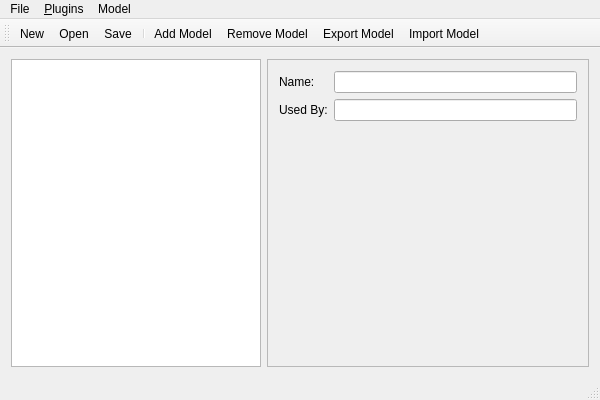
The window that GUI/mainwindow.ui (kcuzner/Simulate) describes before a commit, drawn with Qt 5.
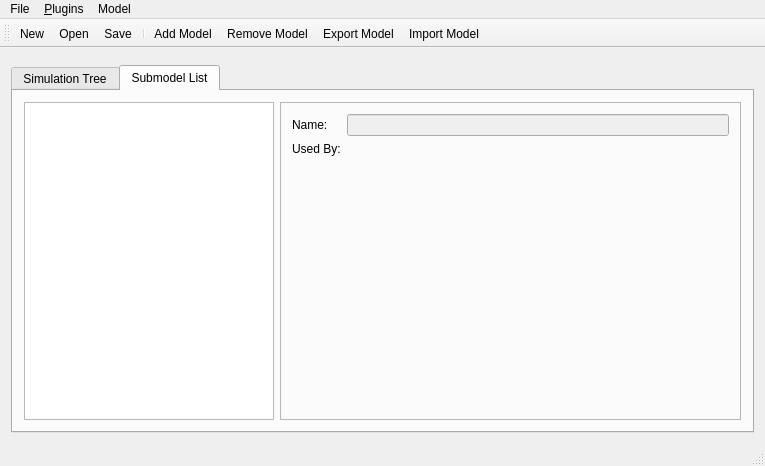
The same window after the commit. Icons and pictures are not drawn.

Commit message: Added list model for the model list

```diff
--- a/GUI/mainwindow.ui
+++ b/GUI/mainwindow.ui
@@ -6,8 +6,8 @@
    <rect>
     <x>0</x>
     <y>0</y>
-    <width>600</width>
-    <height>400</height>
+    <width>765</width>
+    <height>466</height>
    </rect>
   </property>
   <property name="sizePolicy">
@@ -20,8 +20,26 @@
    <string>MainWindow</string>
   </property>
   <widget class="QWidget" name="centralWidget">
-   <layout class="QHBoxLayout" name="horizontalLayout_2">
+   <layout class="QVBoxLayout" name="verticalLayout">
     <item>
+     <widget class="QFrame" name="frame_3">
+      <property name="frameShape">
+       <enum>QFrame::StyledPanel</enum>
+      </property>
+      <property name="frameShadow">
+       <enum>QFrame::Raised</enum>
+      </property>
+     </widget>
+    </item>
+    <item>
+     <widget class="QTabWidget" name="simulationTabs">
+      <property name="currentIndex">
+       <number>1</number>
+      </property>
+      <widget class="QWidget" name="simulationTreeTab">
+       <attribute name="title">
+        <string>Simulation Tree</string>
+       </attribute>
      <layout class="QHBoxLayout" name="horizontalLayout">
       <item>
        <widget class="QTreeView" name="simulationTreeView">
@@ -47,11 +65,40 @@
         <property name="frameShadow">
          <enum>QFrame::Raised</enum>
         </property>
-        <layout class="QVBoxLayout" name="verticalLayout_2">
+         </widget>
+        </item>
+       </layout>
+      </widget>
+      <widget class="QWidget" name="submodelListTab">
+       <attribute name="title">
+        <string>Submodel List</string>
+       </attribute>
+       <layout class="QHBoxLayout" name="horizontalLayout_3">
          <item>
-          <layout class="QVBoxLayout" name="verticalLayout">
+         <widget class="QListView" name="submodelListView">
+          <property name="sizePolicy">
+           <sizepolicy hsizetype="Maximum" vsizetype="Expanding">
+            <horstretch>0</horstretch>
+            <verstretch>0</verstretch>
+           </sizepolicy>
+          </property>
+          <property name="maximumSize">
+           <size>
+            <width>250</width>
+            <height>16777215</height>
+           </size>
+          </property>
+         </widget>
+        </item>
            <item>
-            <layout class="QFormLayout" name="formLayout_2">
+         <widget class="QFrame" name="frame_2">
+          <property name="frameShape">
+           <enum>QFrame::StyledPanel</enum>
+          </property>
+          <property name="frameShadow">
+           <enum>QFrame::Raised</enum>
+          </property>
+          <layout class="QFormLayout" name="formLayout">
              <item row="0" column="0">
               <widget class="QLabel" name="nameLabel">
                <property name="text">
@@ -60,7 +107,11 @@
               </widget>
              </item>
              <item row="0" column="1">
-              <widget class="QLineEdit" name="nameEdit"/>
+            <widget class="QLineEdit" name="nameLineEdit">
+             <property name="enabled">
+              <bool>false</bool>
+             </property>
+            </widget>
              </item>
              <item row="1" column="0">
               <widget class="QLabel" name="usedByLabel">
@@ -70,16 +121,18 @@
               </widget>
              </item>
              <item row="1" column="1">
-              <widget class="QLineEdit" name="usedByEdit"/>
-             </item>
-            </layout>
-           </item>
-          </layout>
-         </item>
-        </layout>
+            <widget class="QLabel" name="usedByListLabel">
+             <property name="text">
+              <string/>
+             </property>
+            </widget>
+           </item>
+          </layout>
        </widget>
       </item>
      </layout>
+      </widget>
+     </widget>
     </item>
    </layout>
   </widget>
@@ -88,7 +141,7 @@
     <rect>
      <x>0</x>
      <y>0</y>
-     <width>600</width>
+     <width>765</width>
      <height>21</height>
     </rect>
    </property>
```
Lines whose indentation alone changed are shown as unchanged. The commit also changes 10 other files.
